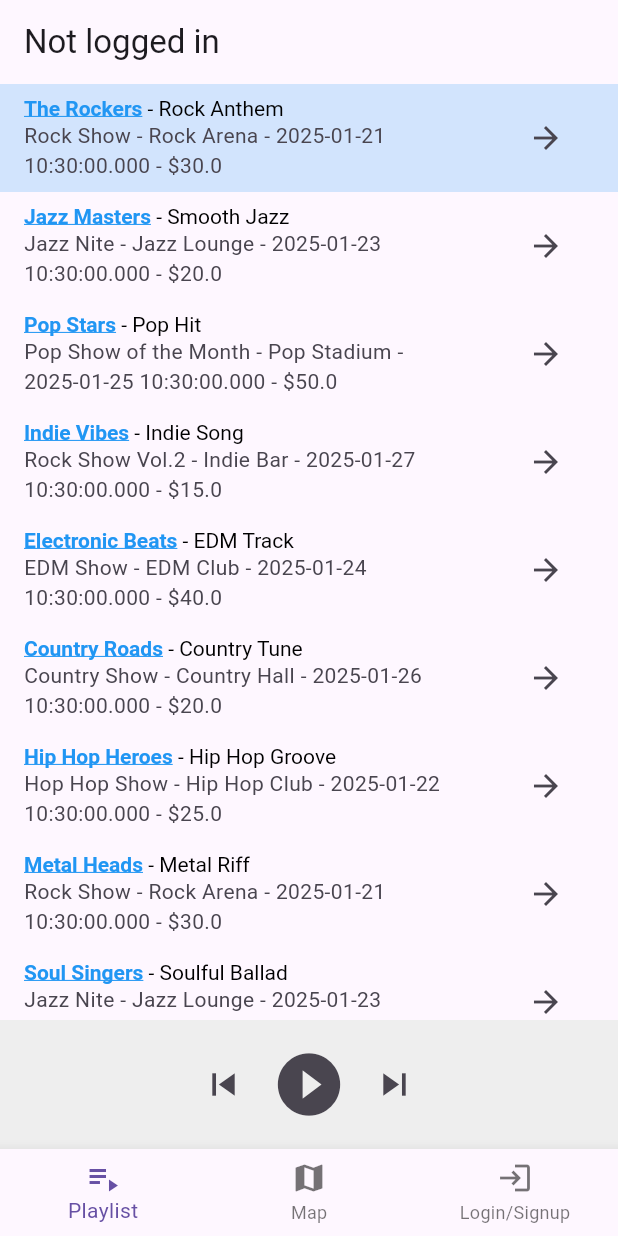
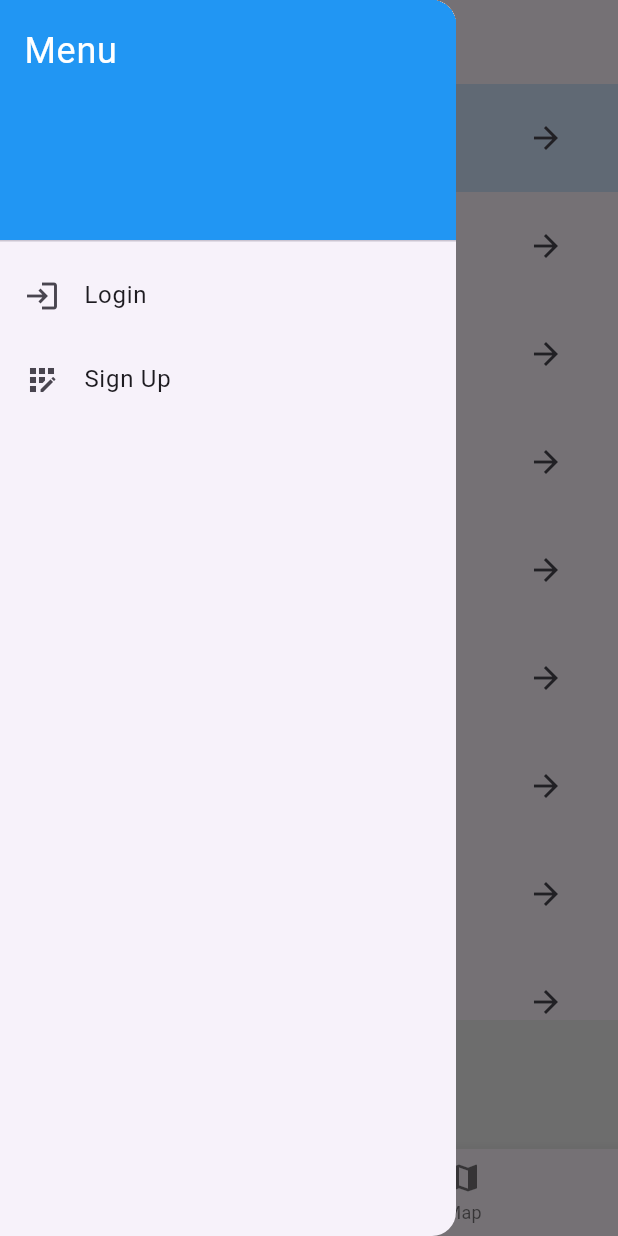
Before and after one commit to KevinBritten/event_map_app, a Flutter app: the screen it shows after launch, with the side drawer open (before the commit the screen has no drawer), on a phone screen of 412 x 824 dp. Run offline on Flutter 3.47's test engine with Material 3 defaults, Android fonts, the phone set to English and light mode, and no system bars; our stand-ins replace cloud_firestore, firebase_auth, firebase_core, google_maps_flutter; accounts and stored records are empty.

Commit message:
add menu for displaying username, move logout to menu component

```diff
--- /dev/null
+++ b/lib/components/menu/logged_out_menu.dart
@@ -0,0 +1,42 @@
+import 'package:flutter/material.dart';
+
+class LoggedOutMenu extends StatelessWidget {
+  @override
+  Widget build(BuildContext context) {
+    return Drawer(
+      child: ListView(
+        padding: EdgeInsets.zero,
+        children: [
+          DrawerHeader(
+            decoration: BoxDecoration(
+              color: Colors.blue,
+            ),
+            child: Text(
+              'Menu',
+              style: TextStyle(
+                color: Colors.white,
+                fontSize: 24,
+              ),
+            ),
+          ),
+          ListTile(
+            leading: Icon(Icons.login),
+            title: Text('Login'),
+            onTap: () {
+              Navigator.pop(context);
+              Navigator.pushNamed(context, '/login_signup');
+            },
+          ),
+          ListTile(
+            leading: Icon(Icons.app_registration),
+            title: Text('Sign Up'),
+            onTap: () {
+              Navigator.pop(context);
+              Navigator.pushNamed(context, '/login_signup', arguments: 1);
+            },
+          ),
+        ],
+      ),
+    );
+  }
+}
--- a/lib/views/home_view.dart
+++ b/lib/views/home_view.dart
@@ -3,16 +3,14 @@ import 'package:provider/provider.dart';
 
 import '../providers/user_provider.dart';
 
+import '../components/menu/logged_out_menu.dart';
+import '../components/menu/logged_in_menu.dart';
+
 import 'playlist_view.dart';
 import 'map_view.dart';
 
-import 'event_view.dart';
-import 'band_view.dart';
-import 'login_signup_view.dart';
-
 import '../data/test_data.dart';
 
-import '../models/event.dart';
 import '../models/band.dart';
 
 class HomeScreen extends StatefulWidget {
@@ -64,8 +62,9 @@ class _HomeScreenState extends State<HomeScreen> {
     final Map<String, dynamic>? user = context.watch<UserProvider>().user;
     return Scaffold(
       appBar: AppBar(
-        title: Text(user == null ? 'Not logged in' : user['username']),
+        title: Text('Event Map App'),
       ),
+      drawer: user == null ? LoggedOutMenu() : LoggedInMenu(),
       body: Column(
         children: [
           Expanded(child: _views()[_viewIndex]),
@@ -75,13 +74,9 @@ class _HomeScreenState extends State<HomeScreen> {
       bottomNavigationBar: BottomNavigationBar(
         currentIndex: _viewIndex,
         onTap: (index) {
-          if (index == 2) {
-            Navigator.pushNamed(context, '/login_signup');
-          } else {
-            setState(() {
-              _viewIndex = index;
-            });
-          }
+          setState(() {
+            _viewIndex = index;
+          });
         },
         items: [
           BottomNavigationBarItem(
@@ -91,10 +86,6 @@ class _HomeScreenState extends State<HomeScreen> {
           BottomNavigationBarItem(
             icon: Icon(Icons.map),
             label: 'Map',
-          ),
-          BottomNavigationBarItem(
-            icon: Icon(Icons.login),
-            label: 'Login/Signup',
           ),
         ],
       ),
```
Also changed, not shown: lib/components/menu/logged_in_menu.dart (added, +49 -0 lines), lib/views/login_signup_view.dart (+11 -25 lines).
